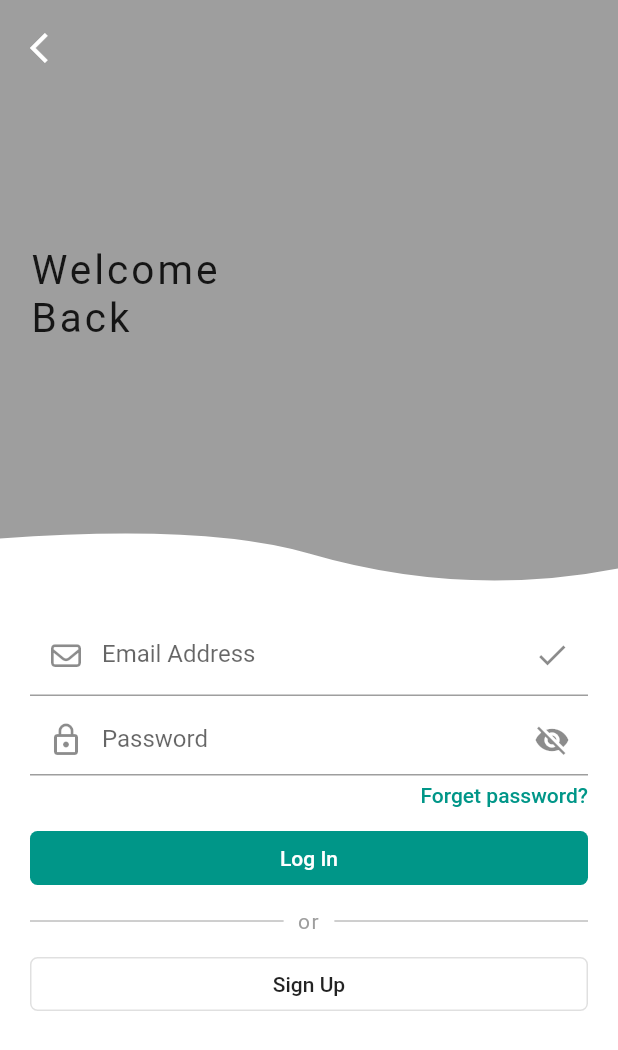
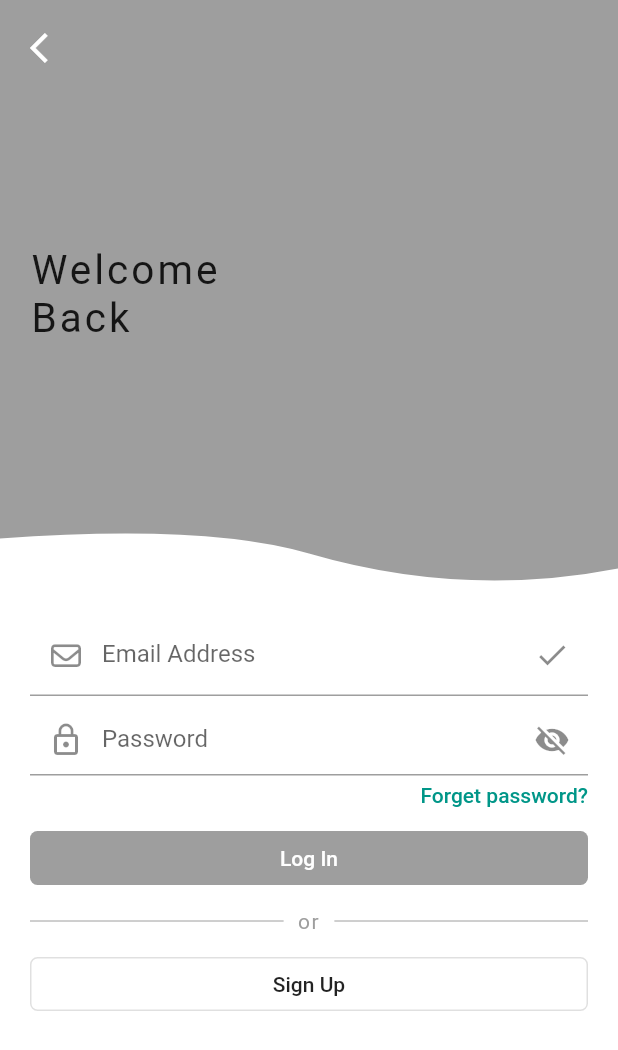
Before and after one commit to geomartins/kenzo, a Flutter app: the screen it shows after launch, after a tap on "Login", on a phone screen of 412 x 824 dp. Shown: the top 1050 px of the screen. Run offline on Flutter 3.47's test engine with Material 2 defaults, Android fonts, the phone set to English and light mode, and no system bars; drawn by our look-alikes of loading_overlay; our stand-ins replace firebase_auth, firebase_core, flutter_custom_clippers, flutter_vector_icons, get, rxdart and 1 more; accounts and stored records are empty.

Commit message:
worked on rxdart for login page

```diff
--- a/lib/components/custom_flat_button.dart
+++ b/lib/components/custom_flat_button.dart
@@ -1,4 +1,5 @@
 import 'package:flutter/material.dart';
+import 'package:staff_portal/config/constants.dart';
 
 class CustomFlatButton extends FlatButton {
   final Color color;
@@ -12,6 +13,7 @@ class CustomFlatButton extends FlatButton {
     @required this.title,
     @required this.onPressed,
   }) : super(
+          disabledColor: kTertiaryColor,
           color: color,
           child: Text(
             title,
--- /dev/null
+++ b/lib/components/custom_login_form.dart
@@ -0,0 +1,189 @@
+import 'package:flutter/material.dart';
+import 'package:flutter/services.dart';
+import 'package:flutter_custom_clippers/flutter_custom_clippers.dart';
+import 'package:flutter_vector_icons/flutter_vector_icons.dart';
+import 'package:get/get.dart';
+import 'package:get/get_navigation/get_navigation.dart';
+import 'package:staff_portal/config/constants.dart';
+import 'package:staff_portal/models/user_model.dart';
+import 'package:staff_portal/views/admin/dashboard.dart';
+import 'package:staff_portal/views/password_reset.dart';
+import 'package:staff_portal/views/register.dart';
+import '../providers/login_provider.dart';
+import 'custom_flat_button.dart';
+import 'custom_outline_button.dart';
+
+class CustomLoginForm extends StatelessWidget {
+  @override
+  Widget build(BuildContext context) {
+    final bloc = LoginProvider.of(context);
+    return Positioned(
+      child: ClipPath(
+        clipper: WaveClipperOne(reverse: true),
+        child: Container(
+          color: Colors.white,
+          padding: EdgeInsets.all(20.0),
+          child: Column(
+            crossAxisAlignment: CrossAxisAlignment.start,
+            mainAxisAlignment: MainAxisAlignment.end,
+            children: <Widget>[
+              SizedBox(
+                height: 40.0,
+              ),
+              StreamBuilder<String>(
+                stream: bloc.email,
+                builder: (context, snapshot) {
+                  print(snapshot.data);
+                  return TextField(
+                    decoration: InputDecoration(
+                      contentPadding: EdgeInsets.all(10.0),
+                      prefixIcon: Icon(
+                        FontAwesome.envelope_o,
+                        size: 20.0,
+                      ),
+                      suffixIcon: Icon(Icons.done),
+                      hintText: 'water@gmail.com',
+                      labelText: 'Email Address',
+                      errorText: snapshot.error,
+                    ),
+                    onChanged: (String newValue) => bloc.emailSink(newValue),
+                  );
+                },
+              ),
+              SizedBox(
+                height: 5.0,
+              ),
+              StreamBuilder<String>(
+                stream: bloc.password,
+                builder: (BuildContext context, AsyncSnapshot snapshot) {
+                  print(snapshot.data);
+                  return TextField(
+                    obscureText: true,
+                    decoration: InputDecoration(
+                      contentPadding: EdgeInsets.all(1.0),
+                      focusColor: kPrimaryColor,
+                      fillColor: kPrimaryColor,
+                      hoverColor: kPrimaryColor,
+                      prefixIcon: Icon(Icons.lock_outline),
+                      suffixIcon: Icon(
+                        Icons.visibility_off,
+                      ),
+                      labelText: 'Password',
+                      errorText: snapshot.error,
+                    ),
+                    onChanged: (String newValue) => bloc.passwordSink(newValue),
+                  );
+                },
+              ),
+              SizedBox(
+                height: 5.0,
+              ),
+              Row(
+                mainAxisAlignment: MainAxisAlignment.end,
+                children: <Widget>[
+                  GestureDetector(
+                    onTap: () => Navigator.pushNamed(context, PasswordReset.id),
+                    child: Text(
+                      'Forget password?',
+                      style: TextStyle(
+                        color: kPrimaryColor,
+                        fontWeight: FontWeight.w500,
+                      ),
+                    ),
+                  )
+                ],
+              ),
+              SizedBox(
+                height: 10.0,
+              ),
+              StreamBuilder(
+                  stream: bloc.submitValid,
+                  builder: (context, snapshot) {
+                    print(snapshot.data);
+                    return SizedBox(
+                      width: double.infinity,
+                      child: CustomFlatButton(
+                        onPressed: snapshot.hasData && snapshot.data == true
+                            ? () async {
+                                bloc.loadingSink(true);
+
+                                try {
+                                  UserModel user = await bloc.submit();
+                                  if (user != null) {
+                                    Navigator.pushNamed(context, Dashboard.id);
+                                  }
+                                } on PlatformException catch (e) {
+                                  Get.snackbar(
+                                    "Oops",
+                                    'Something Went Wrong',
+                                    colorText: Colors.black,
+                                    titleText: Text('Ooops!!!',
+                                        style: TextStyle(
+                                            fontWeight: FontWeight.bold,
+                                            letterSpacing: 2.0)),
+                                    messageText: Text(e.message),
+                                    snackPosition: SnackPosition.BOTTOM,
+                                    icon: Icon(
+                                      Icons.error,
+                                      color: Colors.red,
+                                    ),
+                                  );
+                                  print(e.code);
+                                  print(e.message);
+                                } finally {
+                                  bloc.loadingSink(false);
+                                }
+                              }
+                            : null,
+                        color: kPrimaryColor,
+                        title: 'Log In',
+                        textColor: Colors.white,
+                      ),
+                    );
+                  }),
+              Padding(
+                padding:
+                    const EdgeInsets.symmetric(vertical: 10.0, horizontal: 0.0),
+                child: Row(
+                  children: <Widget>[
+                    Expanded(
+                      flex: 5,
+                      child: Divider(
+                        color: kTertiaryColor,
+                      ),
+                    ),
+                    Expanded(
+                      child: Text(
+                        'or',
+                        textAlign: TextAlign.center,
+                        style: TextStyle(
+                            color: kTertiaryColor, letterSpacing: 1.0),
+                      ),
+                    ),
+                    Expanded(
+                      flex: 5,
+                      child: Divider(
+                        color: kTertiaryColor,
+                      ),
+                    ),
+                  ],
+                ),
+              ),
+              SizedBox(
+                width: double.infinity,
+                child: CustomOutlineButton(
+                  title: 'Sign Up',
+                  color: kPrimaryColor,
+                  onPressed: () => Navigator.pushNamed(context, Register.id),
+                ),
+              ),
+            ],
+          ),
+        ),
+      ),
+      bottom: 0.0,
+      left: 0,
+      right: 0,
+    );
+  }
+}
--- a/lib/main.dart
+++ b/lib/main.dart
@@ -1,6 +1,7 @@
 import 'package:firebase_core/firebase_core.dart';
 import 'package:flutter/material.dart';
 import 'package:staff_portal/config/constants.dart';
+import 'package:staff_portal/providers/login_provider.dart';
 import 'package:staff_portal/views/admin/chats.dart';
 import 'package:staff_portal/views/admin/dashboard.dart';
 import 'package:staff_portal/views/admin/events.dart';
@@ -11,6 +12,7 @@ import 'package:staff_portal/views/password_reset.dart';
 import 'package:staff_portal/views/register.dart';
 import 'package:staff_portal/views/splash.dart';
 import 'package:staff_portal/views/welcome.dart';
+import 'package:get/get.dart';
 
 void main() async {
   WidgetsFlutterBinding.ensureInitialized();
@@ -21,7 +23,9 @@ void main() async {
 class MyApp extends StatelessWidget {
   @override
   Widget build(BuildContext context) {
-    return MaterialApp(
+    return LoginProvider(
+      child: GetMaterialApp(
+        home: MaterialApp(
           title: kAppName,
           theme: ThemeData(
             primarySwatch: kPrimaryColor,
@@ -42,6 +46,8 @@ class MyApp extends StatelessWidget {
           onUnknownRoute: (settings) {
             return MaterialPageRoute(builder: (_) => PageNotFound());
           },
+        ),
+      ),
     );
   }
 }
--- /dev/null
+++ b/lib/models/user_model.dart
@@ -0,0 +1,10 @@
+import 'package:firebase_auth/firebase_auth.dart';
+
+class UserModel {
+  final String email;
+  final String uid;
+
+  UserModel.fromFirebase(User user)
+      : email = user.email,
+        uid = user.uid;
+}
--- /dev/null
+++ b/lib/providers/login_provider.dart
@@ -0,0 +1,18 @@
+import 'package:flutter/material.dart';
+import 'package:staff_portal/blocs/login_bloc.dart';
+
+class LoginProvider extends InheritedWidget {
+  final bloc = LoginBloc();
+
+  LoginProvider({Key key, Widget child}) : super(key: key, child: child);
+
+  @override
+  bool updateShouldNotify(InheritedWidget oldWidget) {
+    // TODO: implement updateShouldNotify
+    return true;
+  }
+
+  static LoginBloc of(BuildContext context) {
+    return context.dependOnInheritedWidgetOfExactType<LoginProvider>().bloc;
+  }
+}
--- a/lib/views/login.dart
+++ b/lib/views/login.dart
@@ -1,28 +1,37 @@
 import 'package:flutter/cupertino.dart';
 import 'package:flutter/material.dart';
-import 'package:flutter_custom_clippers/flutter_custom_clippers.dart';
-import 'package:staff_portal/components/custom_flat_button.dart';
-import 'package:staff_portal/components/custom_outline_button.dart';
+import 'package:loading_overlay/loading_overlay.dart';
+import 'package:staff_portal/components/custom_login_form.dart';
 import 'package:staff_portal/config/constants.dart';
-import 'package:flutter_vector_icons/flutter_vector_icons.dart';
-import 'package:staff_portal/views/admin/dashboard.dart';
-import 'package:staff_portal/views/password_reset.dart';
-import 'package:staff_portal/views/register.dart';
+import 'package:staff_portal/providers/login_provider.dart';
 
 class Login extends StatelessWidget {
   static const id = 'login';
+
   @override
   Widget build(BuildContext context) {
+    final bloc = LoginProvider.of(context);
     return Scaffold(
-      body: SingleChildScrollView(
+      body: StreamBuilder<bool>(
+          stream: bloc.isLoading,
+          initialData: false,
+          builder: (context, snapshot) {
+            return LoadingOverlay(
+              isLoading: snapshot.data,
+              progressIndicator: CircularProgressIndicator(),
+              opacity: 0.3,
+              color: Colors.black12,
+              child: SingleChildScrollView(
                   child: Container(
                 child: Stack(
                   children: <Widget>[
                     buildDescriptionLayout(context),
-            buildFormLayout(context),
+                    CustomLoginForm(),
                   ],
                 ),
               )),
+            );
+          }),
     );
   }
 
@@ -59,123 +68,4 @@ class Login extends StatelessWidget {
       height: 700.0,
     );
   }
-
-  Widget buildFormLayout(BuildContext context) {
-    return Positioned(
-      child: ClipPath(
-        clipper: WaveClipperOne(reverse: true),
-        child: Container(
-          color: Colors.white,
-          padding: EdgeInsets.all(20.0),
-          child: Column(
-            crossAxisAlignment: CrossAxisAlignment.start,
-            mainAxisAlignment: MainAxisAlignment.end,
-            children: <Widget>[
-              SizedBox(
-                height: 40.0,
-              ),
-              TextField(
-                decoration: InputDecoration(
-                    contentPadding: EdgeInsets.all(10.0),
-                    prefixIcon: Icon(
-                      FontAwesome.envelope_o,
-                      size: 20.0,
-                    ),
-                    suffixIcon: Icon(Icons.done),
-                    hintText: 'water@gmail.com',
-                    labelText: 'Email Address'),
-              ),
-              SizedBox(
-                height: 5.0,
-              ),
-              TextField(
-                obscureText: true,
-                decoration: InputDecoration(
-                    contentPadding: EdgeInsets.all(1.0),
-                    focusColor: kPrimaryColor,
-                    fillColor: kPrimaryColor,
-                    hoverColor: kPrimaryColor,
-                    prefixIcon: Icon(Icons.lock_outline),
-                    suffixIcon: Icon(
-                      Icons.visibility_off,
-                    ),
-                    labelText: 'Password'),
-              ),
-              SizedBox(
-                height: 5.0,
-              ),
-              Row(
-                mainAxisAlignment: MainAxisAlignment.end,
-                children: <Widget>[
-                  GestureDetector(
-                    onTap: () => Navigator.pushNamed(context, PasswordReset.id),
-                    child: Text(
-                      'Forget password?',
-                      style: TextStyle(
-                        color: kPrimaryColor,
-                        fontWeight: FontWeight.w500,
-                      ),
-                    ),
-                  )
-                ],
-              ),
-              SizedBox(
-                height: 10.0,
-              ),
-              SizedBox(
-                width: double.infinity,
-                child: CustomFlatButton(
-                  onPressed: () {
-                    Navigator.pushNamed(context, Dashboard.id);
-                  },
-                  color: kPrimaryColor,
-                  title: 'Log In',
-                  textColor: Colors.white,
-                ),
-              ),
-              Padding(
-                padding:
-                    const EdgeInsets.symmetric(vertical: 10.0, horizontal: 0.0),
-                child: Row(
-                  children: <Widget>[
-                    Expanded(
-                      flex: 5,
-                      child: Divider(
-                        color: kTertiaryColor,
-                      ),
-                    ),
-                    Expanded(
-                      child: Text(
-                        'or',
-                        textAlign: TextAlign.center,
-                        style: TextStyle(
-                            color: kTertiaryColor, letterSpacing: 1.0),
-                      ),
-                    ),
-                    Expanded(
-                      flex: 5,
-                      child: Divider(
-                        color: kTertiaryColor,
-                      ),
-                    ),
-                  ],
-                ),
-              ),
-              SizedBox(
-                width: double.infinity,
-                child: CustomOutlineButton(
-                  title: 'Sign Up',
-                  color: kPrimaryColor,
-                  onPressed: () => Navigator.pushNamed(context, Register.id),
-                ),
-              ),
-            ],
-          ),
-        ),
-      ),
-      bottom: 0.0,
-      left: 0,
-      right: 0,
-    );
 }
-}
--- a/pubspec.yaml
+++ b/pubspec.yaml
@@ -30,6 +30,8 @@ dependencies:
   firebase_auth: 0.18.2
   rxdart: ^0.24.1
   provider: ^4.3.2+2
+  loading_overlay: ^0.2.1
+  get: ^3.21.3
 
 dev_dependencies:
   flutter_test:
```
Also changed, not shown: lib/blocs/login_bloc.dart (added, +59 -0 lines), lib/mixins/validators.dart (added, +24 -0 lines), lib/services/auth_service.dart (added, +23 -0 lines), lib/views/admin/das.dart (deleted, +0 -85 lines), pubspec.lock. Lines whose indentation alone changed are shown as unchanged.
